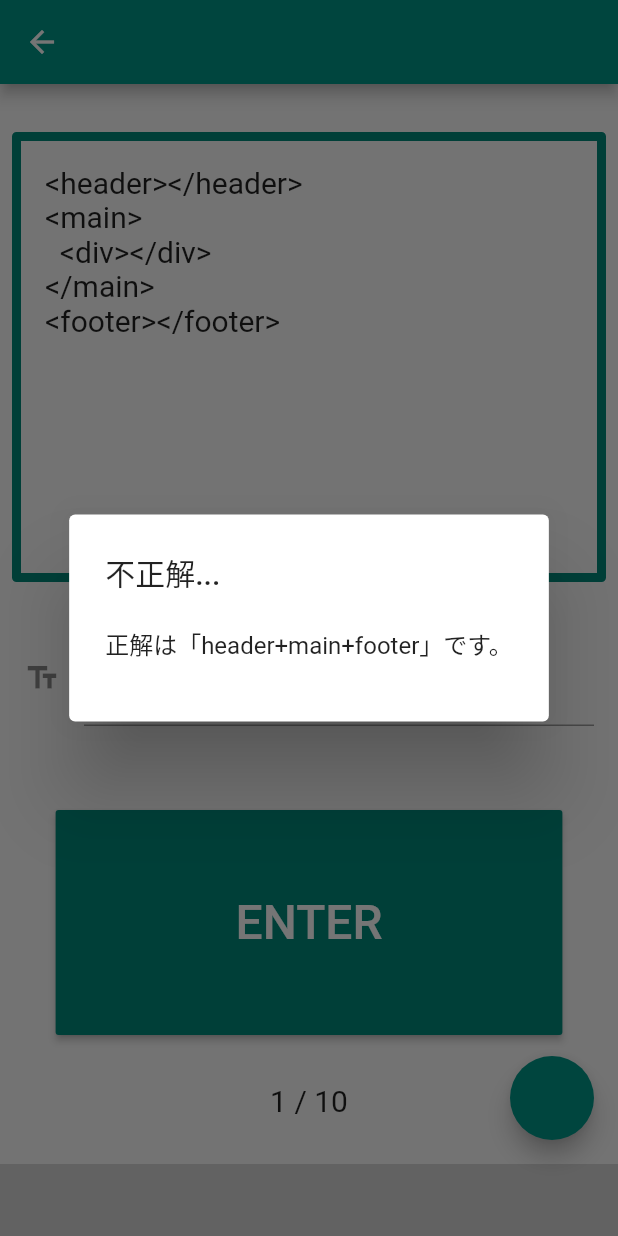
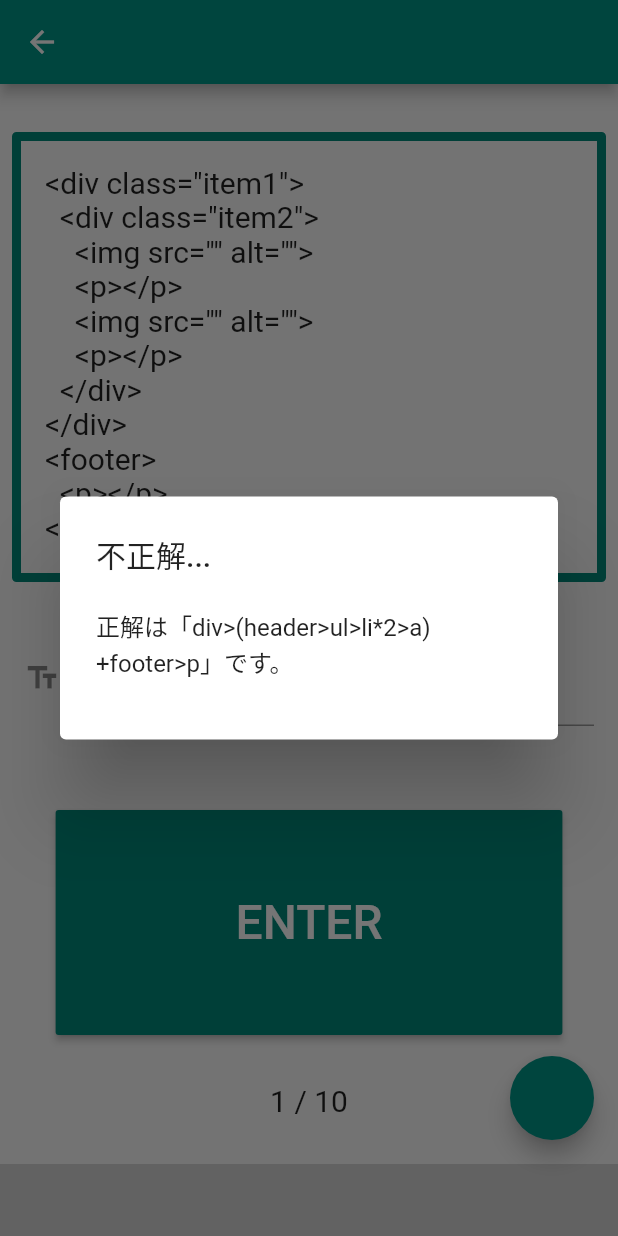
Before and after one commit to yuma11/emmet_dojo, a Flutter app: the PlayPage screen opened directly with empty values, after a tap on "ENTER", on a phone screen of 412 x 824 dp. Run offline on Flutter 3.47's test engine with Material 2 defaults, Android fonts, the phone set to English and light mode, and no system bars; our stand-ins replace shared_preferences; missing offline and left inert: admob_flutter; accounts and stored records are empty.

Commit message:
feat: レベル３問いの作成（途中）

```diff
--- a/lib/question.dart
+++ b/lib/question.dart
@@ -20,7 +20,7 @@ class Question {
     }
   }
 
-  List questions2 = [
+  List questions1 = [
     ['<div></div>', 'div'],
     ['<a href=""></a>', 'a'],
     ['<div class="item"></div>', '.item'],
@@ -54,7 +54,7 @@ class Question {
     ['<img src="a.png" alt="a">', 'img[src="a.png" alt="a"]'],
   ];
 
-  List questions = [
+  List questions2 = [
     [
       '<header></header>\n<main></main>\n<footer></footer>',
       'header+main+footer'
@@ -101,4 +101,106 @@ class Question {
       'table>tr>th{a}+th{b}'
     ],
   ];
+
+  List questions = [
+    [
+      '''
+<div>
+  <header>
+    <ul>
+      <li><a href=""></a></li>
+      <li><a href=""></a></li>
+    </ul>
+  </header>
+  <footer>
+    <p></p>
+  </footer>
+</div>
+      ''',
+      'div>(header>ul>li*2>a)+footer>p'
+    ],
+    [
+      '''
+<div class="item1">
+  <div class="item2">
+    <img src="" alt="">
+    <p></p>
+    <img src="" alt="">
+    <p></p>
+  </div>
+</div>
+<footer>
+  <p></p>
+</footer>
+      ''',
+      '(.item1>.item2>(img+p)*2)+footer>p'
+    ],
+    [
+      '''
+<ul>
+  <li class="item5"></li>
+  <li class="item4"></li>
+  <li class="item3"></li>
+  <li class="item2"></li>
+  <li class="item1"></li>
+</ul>
+      ''',
+      'ul>li.item\$@-*5'
+    ],
+    [
+      '''
+<ul>
+  <li class="item3"></li>
+  <li class="item4"></li>
+  <li class="item5"></li>
+  <li class="item6"></li>
+  <li class="item7"></li>
+</ul>
+      ''',
+      'ul>li.item\$@3*5'
+    ],
+    [
+      '''
+<ul>
+  <li class="item1" data-item3=""></li>
+  <li class="item2" data-item2=""></li>
+  <li class="item3" data-item1=""></li>
+</ul>
+      ''',
+      'ul>li.item\$[data-item\$@-]*3'
+    ],
+    [
+      '''
+<table>
+  <tr>
+    <th>a</th>
+    <th>b</th>
+  </tr>
+  <tr>
+    <td>c</td>
+    <td>d</td>
+  </tr>
+</table>
+      ''',
+      'table>(tr>th{a}+th{b})+tr>td{c}+td{d}'
+    ],
+    [
+      '''
+<div id="item">
+  <p>Click<a href="#">ME</a></p>
+</div>
+      ''',
+      '#item>p>{Click}a[href=#]{ME}'
+    ],
+    [
+      '''
+<div>
+  <img src="" alt="">
+  <p>I<span>Love</span><a href="">Program</a></p>
+</div>
+<p></p>
+      ''',
+      'div>img+p>{I}span{Love}+a{Program}^^p'
+    ],
+  ];
 }
```
